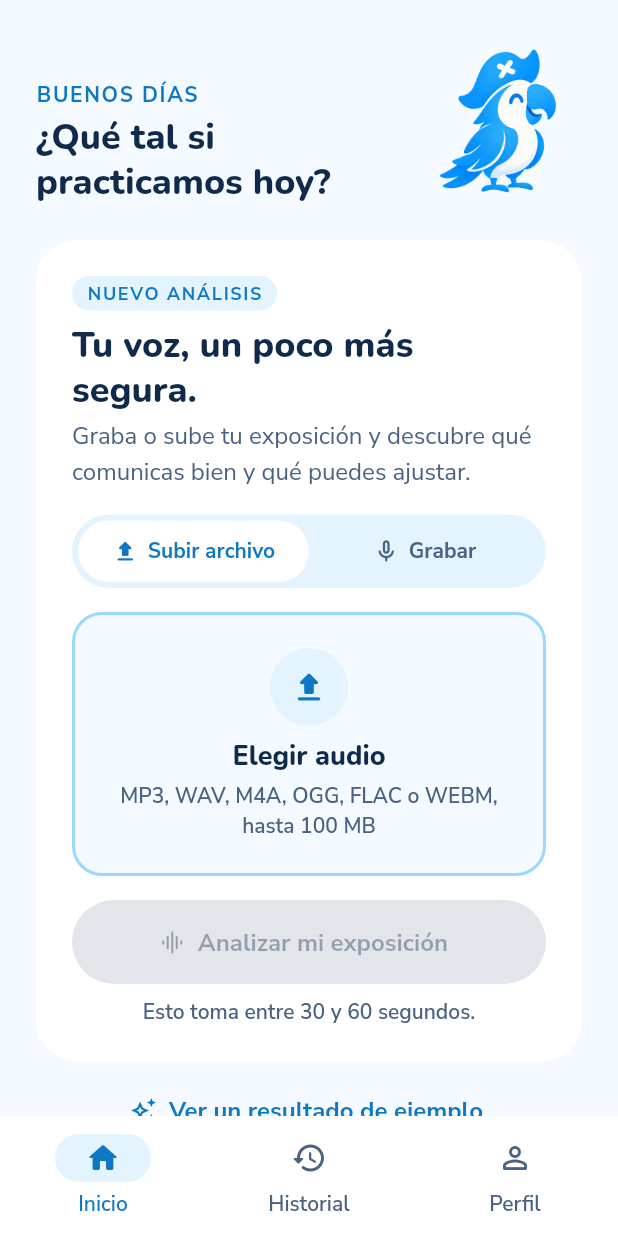
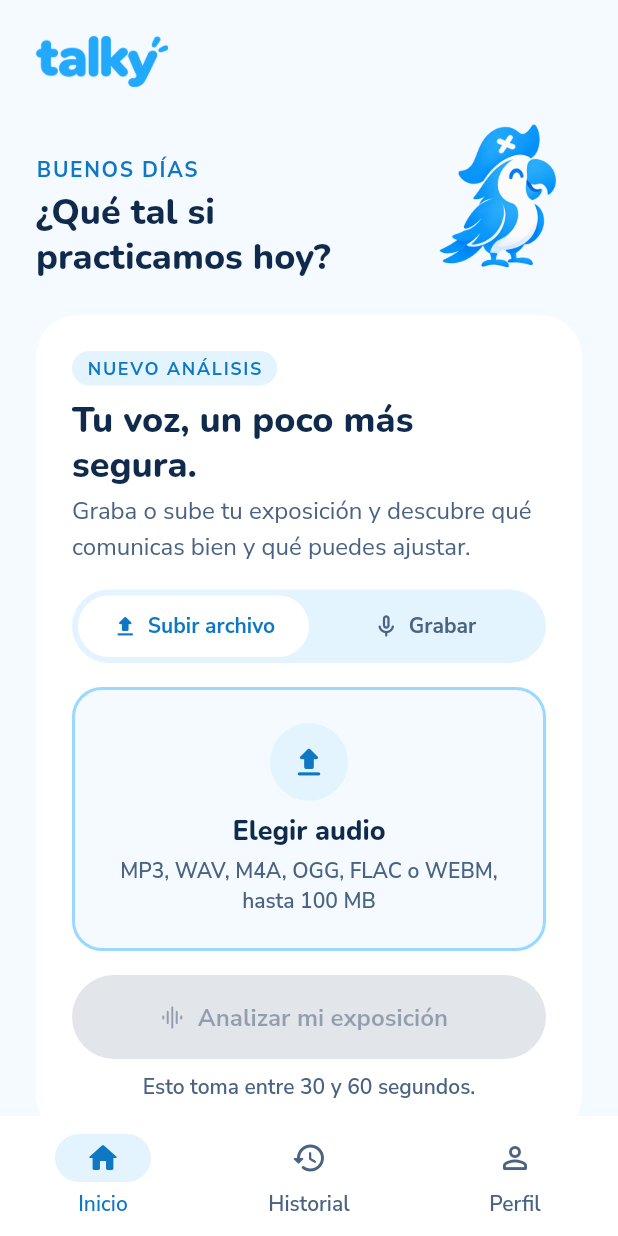
Before and after one commit to Josh4OP/Talky, a Flutter app: the HomeShell screen opened directly, on a phone screen of 412 x 824 dp. Run offline on Flutter 3.47's test engine with Material 3 defaults, Android fonts, the phone set to English and light mode, and no system bars; our stand-ins replace cross_file, file_picker, fl_chart, shared_preferences; missing offline and left inert: record; accounts and stored records are empty; network calls fail.

Commit message:
feat(T16): restore first front features, animated logo splash and Nunito fonts

```diff
--- a/mobile/lib/screens/home_screen.dart
+++ b/mobile/lib/screens/home_screen.dart
@@ -78,6 +78,16 @@ class _HomeScreenState extends State<HomeScreen> {
           child: ListView(
             padding: const EdgeInsets.fromLTRB(AppSpacing.lg, AppSpacing.lg, AppSpacing.lg, AppSpacing.xl),
             children: [
+              Align(
+                alignment: Alignment.centerLeft,
+                child: Image.asset(
+                  'assets/mascot/logo_blue.png',
+                  height: 34,
+                  filterQuality: FilterQuality.medium,
+                  semanticLabel: 'Talky',
+                ),
+              ),
+              const SizedBox(height: AppSpacing.md),
               const _Greeting(),
               const SizedBox(height: AppSpacing.lg),
               _NewAnalysisCard(onAnalyze: _analyze),
--- a/mobile/lib/screens/home_shell.dart
+++ b/mobile/lib/screens/home_shell.dart
@@ -76,7 +76,7 @@ class _HomeShellState extends State<HomeShell> {
               unselectedLabelTextStyle: AppText.caption.copyWith(color: AppColors.inkMuted),
               leading: Padding(
                 padding: const EdgeInsets.symmetric(vertical: AppSpacing.lg),
-                child: Text('talky', style: AppText.title.copyWith(color: AppColors.primary)),
+                child: Image.asset('assets/mascot/logo_blue.png', width: 64, semanticLabel: 'Talky'),
               ),
               destinations: [
                 for (final (icon, selected, label) in _destinations)
```
Also changed, not shown: mobile/assets/mascot/logo_blue.png (added), 1 other file.
